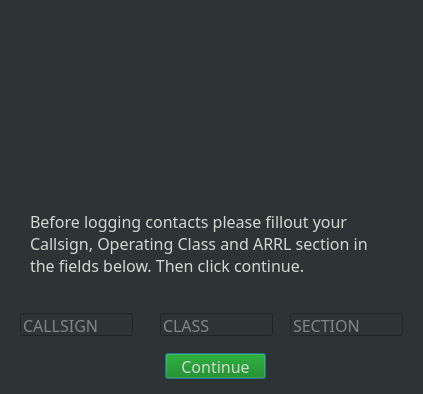
mbridak/WinterFieldDayLogger, file wfdlogger/data/startup.ui: the form before one commit.
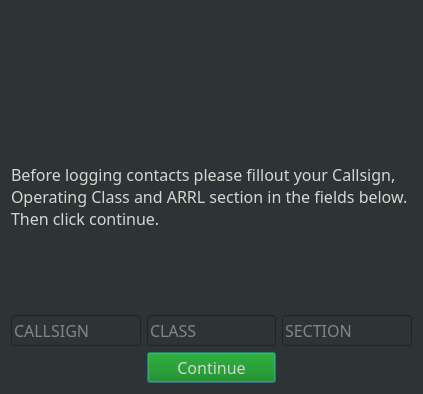
The form after the commit. Icons and pictures are not drawn.

Commit message: Make the interface all stretchy.

What changed in the file:
```diff
--- a/wfdlogger/data/startup.ui
+++ b/wfdlogger/data/startup.ui
@@ -17,15 +17,9 @@
    <string notr="true">background-color: rgb(46, 52, 54);
 color: rgb(211, 215, 207);</string>
   </property>
+  <layout class="QGridLayout" name="gridLayout">
+   <item row="0" column="0" colspan="3">
   <widget class="QLabel" name="label">
-   <property name="geometry">
-    <rect>
-     <x>20</x>
-     <y>10</y>
-     <width>381</width>
-     <height>191</height>
-    </rect>
-   </property>
    <property name="text">
     <string/>
    </property>
@@ -36,20 +30,35 @@
     <bool>true</bool>
    </property>
   </widget>
+   </item>
+   <item row="1" column="0" colspan="3">
+    <widget class="QLabel" name="label_2">
+     <property name="font">
+      <font>
+       <family>JetBrains Mono</family>
+       <pointsize>12</pointsize>
+      </font>
+     </property>
+     <property name="text">
+      <string>Before logging contacts please fillout your Callsign, Operating Class and ARRL section in the fields below. Then click continue.</string>
+     </property>
+     <property name="textFormat">
+      <enum>Qt::PlainText</enum>
+     </property>
+     <property name="alignment">
+      <set>Qt::AlignLeading|Qt::AlignLeft|Qt::AlignTop</set>
+     </property>
+     <property name="wordWrap">
+      <bool>true</bool>
+     </property>
+    </widget>
+   </item>
+   <item row="2" column="0">
   <widget class="QLineEdit" name="dialog_callsign">
-   <property name="geometry">
-    <rect>
-     <x>20</x>
-     <y>313</y>
-     <width>113</width>
-     <height>23</height>
-    </rect>
-   </property>
    <property name="font">
     <font>
      <family>JetBrains Mono</family>
      <pointsize>12</pointsize>
-     <weight>50</weight>
      <bold>false</bold>
     </font>
    </property>
@@ -60,15 +69,9 @@
     <string>CALLSIGN</string>
    </property>
   </widget>
+   </item>
+   <item row="2" column="1">
   <widget class="QLineEdit" name="dialog_class">
-   <property name="geometry">
-    <rect>
-     <x>160</x>
-     <y>313</y>
-     <width>113</width>
-     <height>23</height>
-    </rect>
-   </property>
    <property name="font">
     <font>
      <family>JetBrains Mono</family>
@@ -82,15 +85,9 @@
     <string>CLASS</string>
    </property>
   </widget>
+   </item>
+   <item row="2" column="2">
   <widget class="QLineEdit" name="dialog_section">
-   <property name="geometry">
-    <rect>
-     <x>290</x>
-     <y>313</y>
-     <width>113</width>
-     <height>23</height>
-    </rect>
-   </property>
    <property name="font">
     <font>
      <family>JetBrains Mono</family>
@@ -104,15 +101,9 @@
     <string comment="Input your ARRL section">SECTION</string>
    </property>
   </widget>
+   </item>
+   <item row="3" column="1">
   <widget class="QPushButton" name="continue_pushButton">
-   <property name="geometry">
-    <rect>
-     <x>165</x>
-     <y>353</y>
-     <width>101</width>
-     <height>26</height>
-    </rect>
-   </property>
    <property name="font">
     <font>
      <family>JetBrains Mono</family>
@@ -135,34 +126,8 @@
     <bool>false</bool>
    </property>
   </widget>
-  <widget class="QLabel" name="label_2">
-   <property name="geometry">
-    <rect>
-     <x>30</x>
-     <y>210</y>
-     <width>361</width>
-     <height>91</height>
-    </rect>
-   </property>
-   <property name="font">
-    <font>
-     <family>JetBrains Mono</family>
-     <pointsize>12</pointsize>
-    </font>
-   </property>
-   <property name="text">
-    <string>Before logging contacts please fillout your Callsign, Operating Class and ARRL section in the fields below. Then click continue.</string>
-   </property>
-   <property name="textFormat">
-    <enum>Qt::PlainText</enum>
-   </property>
-   <property name="alignment">
-    <set>Qt::AlignLeading|Qt::AlignLeft|Qt::AlignTop</set>
-   </property>
-   <property name="wordWrap">
-    <bool>true</bool>
-   </property>
-  </widget>
+   </item>
+  </layout>
  </widget>
  <resources/>
  <connections/>
```
Lines whose indentation alone changed are shown as unchanged. The commit also changes 4 other files.
